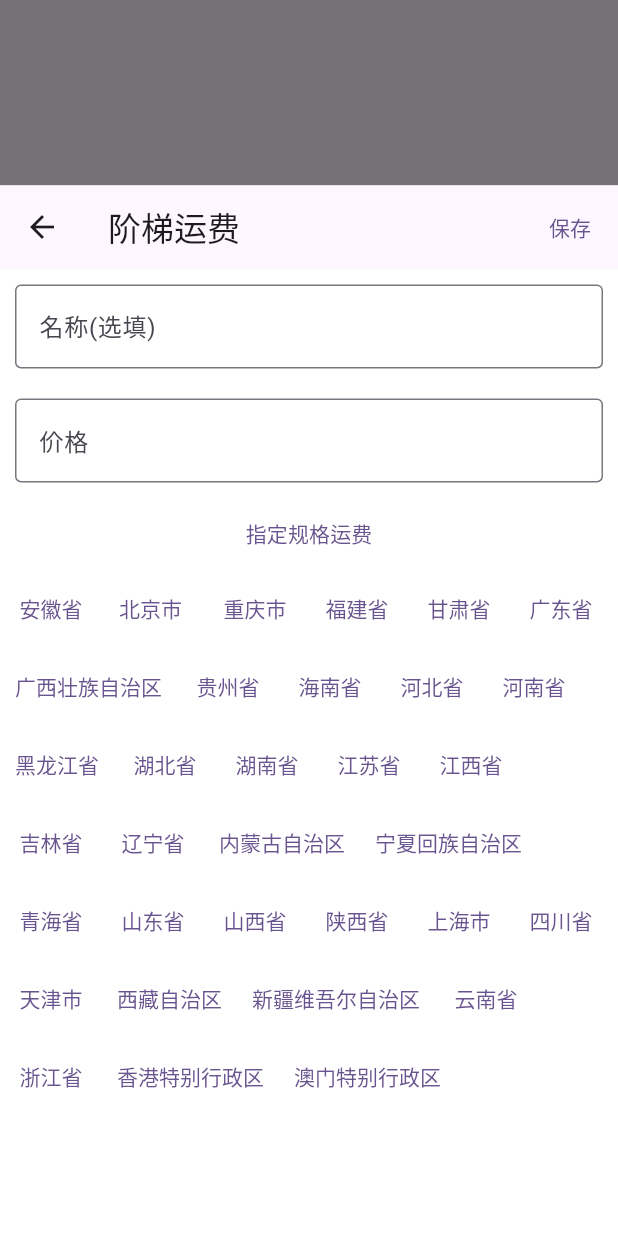
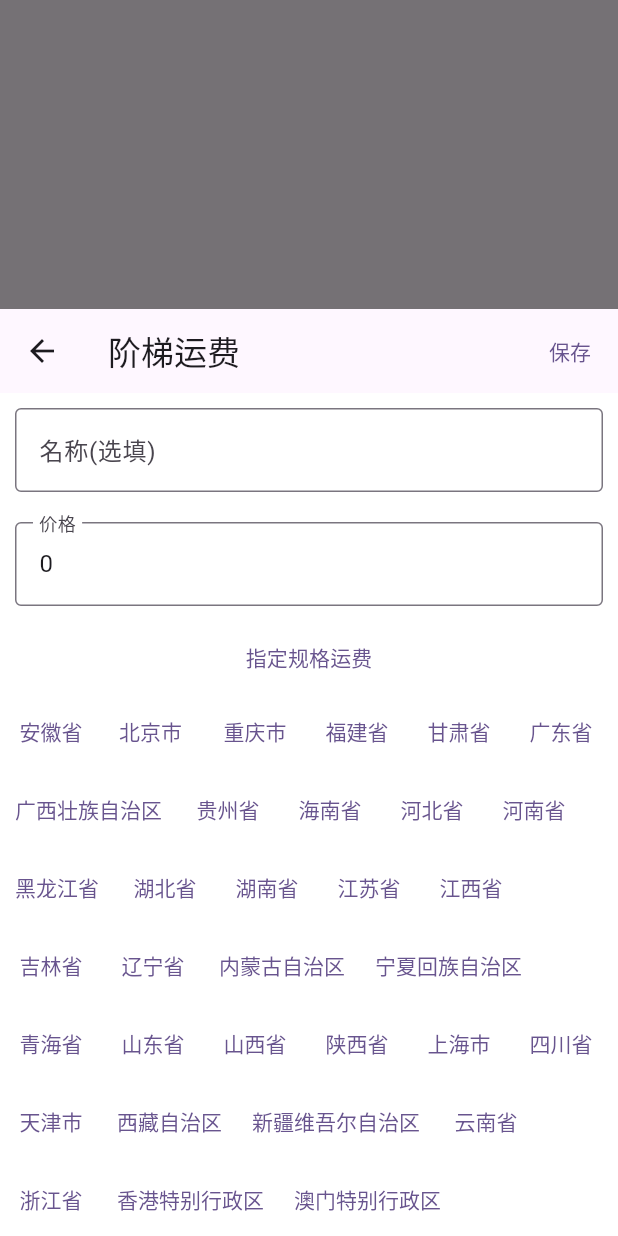
Before and after one commit to superzhangjh/StoreTools, a Flutter app: what showFreightEditor() shows on an empty page, opened directly with empty values, on a phone screen of 412 x 824 dp. Run offline on Flutter 3.47's test engine with Material 3 defaults, Android fonts, the light colour scheme and no system bars; our stand-ins replace file_picker, fluttertoast, font_awesome_flutter, get; missing offline and left inert: excel, leancloud_storage.

Commit message:
修复运费模板的BUG

```diff
--- /dev/null
+++ b/lib/base/bottom_sheet_page.dart
@@ -0,0 +1,42 @@
+import 'package:flutter/material.dart';
+import 'package:get/get.dart';
+import 'package:storetools/base/base_page.dart';
+
+Future<T?> bottomSheetPage<T>(BottomSheetPage widget) => Get.bottomSheet(
+  widget,
+  isScrollControlled: true,
+  backgroundColor: Colors.transparent,
+);
+
+abstract class BottomSheetPage extends BasePage {
+  const BottomSheetPage({super.key});
+
+  BottomSheetState createBottomSheetState();
+
+  @override
+  State<StatefulWidget> createState() {
+    return createBottomSheetState();
+  }
+}
+
+abstract class BottomSheetState<T extends BasePage> extends BaseState<T> {
+   CustomScrollView buildScroll(BuildContext context, ScrollController controller);
+
+  @override
+  Widget build(BuildContext context) {
+    return SizedBox(
+      height: MediaQuery.of(context).size.height,
+      child: DraggableScrollableSheet(
+        initialChildSize: 0.75,
+        maxChildSize: 1,
+        expand: false,
+        builder: (context, controller) {
+          return Container(
+            color: Colors.white,
+            child: buildScroll(context, controller)
+          );
+        },
+      ),
+    );
+  }
+}
--- a/lib/entity/freight/freight_entity.dart
+++ b/lib/entity/freight/freight_entity.dart
@@ -11,14 +11,14 @@ class FreightEntity implements BaseEntity<FreightEntity> {
   //特定规格的价格
   List<FreightPriceEntity>? categoryPrices;
   //指定的省份编码
-  List<String>? provinceCodes = [];
+  List<String> provinceCodes = [];
 
   @override
   FreightEntity fromJson(Map<String, dynamic> json) => FreightEntity()
     ..name = json['name']
     ..price = json['price']
     ..categoryPrices = json.getList('categoryPrices', converter: (e) => FreightPriceEntity().fromJson(e))?.toList()
-    ..provinceCodes = json.getList('provinceCodes');
+    ..provinceCodes = json.getList('provinceCodes') ?? [];
 
   @override
   Map<String, dynamic> toJson() => {
--- a/lib/ext/list_ext.dart
+++ b/lib/ext/list_ext.dart
@@ -8,8 +8,8 @@ extension ListExt<T> on List<T>? {
   }
 
   ///下标安全地设置值
-  bool setSafe(int index, T element) {
-    if (this != null && index >= 0 && index < this!.length) {
+  bool setSafe(int? index, T element) {
+    if (this != null && index != null && index >= 0 && index < this!.length) {
       this![index] = element;
       return true;
     }
--- /dev/null
+++ b/lib/ui/producer/freight_editor/producer_freight_editor_page.dart
@@ -0,0 +1,119 @@
+import 'dart:developer';
+
+import 'package:flutter/material.dart';
+import 'package:get/get.dart';
+import 'package:storetools/base/base_page.dart';
+import 'package:storetools/base/bottom_sheet_page.dart';
+import 'package:storetools/const/provinces.dart';
+import 'package:storetools/entity/freight/freight_entity.dart';
+import 'package:storetools/entity/producer/producer_detail_entity.dart';
+import 'package:storetools/ext/list_ext.dart';
+import 'package:storetools/ui/producer/freight_editor/producer_freight_editor_controller.dart';
+import 'package:storetools/utils/dialog_utils.dart';
+import 'package:storetools/utils/province_utils.dart';
+import 'package:storetools/utils/toast_utils.dart';
+import 'package:storetools/widget/text_input_widget.dart';
+
+Future<List<FreightEntity>?> showFreightEditor(
+    BuildContext context,
+    ProducerDetailEntity producer,
+    { int? selectedIndex }
+) => showModalBottomSheet<List<FreightEntity>>(
+    context: context,
+    isScrollControlled: true,
+    backgroundColor: Colors.transparent,
+    useSafeArea: true,
+    builder: (context) {
+      return ProducerFreightEditorPage(producer: producer, selectedIndex: selectedIndex);
+    }
+);
+
+class ProducerFreightEditorPage extends BottomSheetPage {
+  final ProducerDetailEntity producer;
+  final int? selectedIndex;
+
+  const ProducerFreightEditorPage({super.key, required this.producer, required this.selectedIndex});
+
+  @override
+  BottomSheetState<BasePage> createBottomSheetState() => ProducerFreightEditorState();
+}
+
+class ProducerFreightEditorState extends BottomSheetState<ProducerFreightEditorPage> {
+
+  late final _controller = Get.put(ProducerFreightEditorController(
+      producer: widget.producer,
+      selectedIndex: widget.selectedIndex
+  ));
+
+  @override
+  CustomScrollView buildScroll(BuildContext context, ScrollController controller) => CustomScrollView(
+    controller: controller,
+    slivers: [
+      SliverAppBar(
+        title: const Text('阶梯运费'),
+        floating: true,
+        pinned: true,
+        actions: [
+          TextButton(
+              onPressed: () => _controller.save(),
+              child: const Text('保存')
+          )
+        ],
+      ),
+      SliverToBoxAdapter(
+        child: TextInputWidget(
+            controller: _controller.nameInputController,
+            label: '名称(选填)'
+        ),
+      ),
+      SliverToBoxAdapter(
+        child: TextInputWidget(
+            controller: _controller.priceInputController,
+            keyboardType: TextInputType.number,
+            label: '价格'
+        ),
+      ),
+      // SliverList(
+      //     delegate: SliverChildListDelegate(
+      //         _selectFreight.categoryPrices?.map((e) => null).toList()
+      //     )
+      // ),
+      SliverToBoxAdapter(
+        child: TextButton(
+          onPressed: () => {
+
+          },
+          child: const Text('指定规格运费'),
+        ),
+      ),
+      SliverToBoxAdapter(
+        child: Obx(() => Wrap(
+          children: _controller.provinceWrappers.map((e) => _buildProvince(e)).toList(),
+        )),
+      )
+    ],
+  );
+
+  Widget _buildProvince(ProvinceWrapper provinceWrapper) {
+    return Padding(
+      padding: const EdgeInsets.all(2),
+      child: TextButton(
+        onPressed: () => _controller.triggerProvinceClick(provinceWrapper),
+        style: TextButton.styleFrom(
+            backgroundColor: provinceWrapper.enable? (provinceWrapper.selected? Colors.amber: Colors.transparent): Colors.grey,
+            padding: const EdgeInsets.fromLTRB(8, 0, 8, 0),
+            textStyle: TextStyle(
+              color: provinceWrapper.selected || !provinceWrapper.enable? Colors.white: Colors.black54,
+            )
+        ),
+        child: Text(ProvinceUtils.getInstance().getNameByCode(provinceWrapper.provinceCode) ?? ""),
+      ),
+    );
+  }
+
+  @override
+  void dispose() {
+    Get.delete<ProducerFreightEditorController>();
+    super.dispose();
+  }
+}
--- a/lib/ui/producer/producer_editor_page.dart
+++ b/lib/ui/producer/producer_editor_page.dart
@@ -12,7 +12,7 @@ import 'package:storetools/entity/producer/producer_detail_entity.dart';
 import 'package:storetools/entity/producer/producer_spec_entity.dart';
 import 'package:storetools/entity/province_entity.dart';
 import 'package:storetools/ext/list_ext.dart';
-import 'package:storetools/ui/producer/producer_freight_editor_page.dart';
+import 'package:storetools/ui/producer/freight_editor/producer_freight_editor_page.dart';
 import 'package:storetools/utils/dialog_utils.dart';
 import 'package:storetools/utils/toast_utils.dart';
 import 'package:storetools/widget/loading_view.dart';
--- a/lib/ui/producer/producer_freight_editor_controller.dart
+++ /dev/null
@@ -1,54 +0,0 @@
-import 'package:flutter/cupertino.dart';
-import 'package:get/get.dart';
-import 'package:storetools/entity/freight/freight_entity.dart';
-import 'package:storetools/ext/list_ext.dart';
-import 'package:storetools/utils/log_utils.dart';
-
-import '../../const/provinces.dart';
-import '../../entity/producer/producer_detail_entity.dart';
-
-class ProducerFreightEditorController extends GetxController {
-  final ProducerDetailEntity producer;
-  final int? selectedIndex;
-
-  final provinceWrappers = <ProvinceWrapper>[].obs;
-  final currentFreight = Rx<FreightEntity?>(null);
-
-  late final TextEditingController nameInputController;
-  late final TextEditingController priceInputController;
-
-  ProducerFreightEditorController({ required this.producer, required this.selectedIndex });
-
-  @override
-  void onInit() {
-    super.onInit();
-    logDebug("selectedIndex:$selectedIndex");
-
-    final selectedFreight = getSelectedFreight();
-    nameInputController = TextEditingController(text: selectedFreight?.name ?? "");
-    priceInputController = TextEditingController(text: selectedFreight?.price.toString() ?? "");
-    _initProvinceWrappers();
-  }
-
-  FreightEntity? getSelectedFreight() {
-    return producer.freights?.getSafeOfNull(selectedIndex);
-  }
-
-  _initProvinceWrappers() {
-    final selectedFreight = getSelectedFreight();
-    provinceWrappers.value = Province.values.mapIndex((index, value) {
-      final code = value.name;
-      bool selected = selectedFreight?.provinceCodes?.contains(code) ?? false;
-      bool enable = selected || producer.freights?.findWithIndex((element, i) => i != selectedIndex && element.provinceCodes?.contains(code) == true) == null;
-      return ProvinceWrapper(provinceCode: code, selected: selected, enable: enable);
-    }) ?? [];
-  }
-}
-
-class ProvinceWrapper {
-  String provinceCode;
-  bool selected;
-  bool enable;
-
-  ProvinceWrapper({ required this.provinceCode, required this.selected, required this.enable });
-}
--- a/lib/ui/producer/producer_freight_editor_page.dart
+++ /dev/null
@@ -1,239 +0,0 @@
-import 'dart:developer';
-
-import 'package:flutter/material.dart';
-import 'package:get/get.dart';
-import 'package:storetools/base/base_page.dart';
-import 'package:storetools/const/provinces.dart';
-import 'package:storetools/entity/freight/freight_entity.dart';
-import 'package:storetools/entity/producer/producer_detail_entity.dart';
-import 'package:storetools/ext/list_ext.dart';
-import 'package:storetools/ui/producer/producer_freight_editor_controller.dart';
-import 'package:storetools/utils/dialog_utils.dart';
-import 'package:storetools/utils/province_utils.dart';
-import 'package:storetools/utils/toast_utils.dart';
-import 'package:storetools/widget/text_input_widget.dart';
-
-Future<List<FreightEntity>?> showFreightEditor(
-    BuildContext context,
-    ProducerDetailEntity producer,
-    { int? selectedIndex }
-) => showModalBottomSheet<List<FreightEntity>>(
-    context: context,
-    isScrollControlled: true,
-    backgroundColor: Colors.transparent,
-    useSafeArea: true,
-    builder: (context) {
-      return ProducerFreightEditorPage(producer: producer, selectedIndex: selectedIndex);
-    }
-);
-
-class ProducerFreightEditorPage extends BasePage {
-  final ProducerDetailEntity producer;
-  final int? selectedIndex;
-
-  const ProducerFreightEditorPage({super.key, required this.producer, required this.selectedIndex});
-
-  @override
-  State<StatefulWidget> createState() => ProducerFreightEditorState();
-}
-
-class ProducerFreightEditorState extends BaseState<ProducerFreightEditorPage> {
-
-  late final _controller = Get.put(ProducerFreightEditorController(
-      producer: widget.producer,
-      selectedIndex: widget.selectedIndex
-  ));
-
-  @override
-  Widget build(BuildContext context) {
-    return SizedBox(
-      height: MediaQuery.of(context).size.height,
-      child: DraggableScrollableSheet(
-        initialChildSize: 0.85,
-        maxChildSize: 1,
-        expand: false,
-        builder: (context, controller) {
-          return Container(
-            color: Colors.white,
-            child: CustomScrollView(
-              controller: controller,
-              slivers: [
-                SliverAppBar(
-                  title: const Text('阶梯运费'),
-                  floating: true,
-                  pinned: true,
-                  actions: [
-                    TextButton(
-                        onPressed: () {
-                          // _save
-                        },
-                        child: const Text('保存')
-                    )
-                  ],
-                ),
-                SliverToBoxAdapter(
-                  child: TextInputWidget(
-                      controller: _controller.nameInputController,
-                      label: '名称(选填)'
-                  ),
-                ),
-                SliverToBoxAdapter(
-                  child: TextInputWidget(
-                      controller: _controller.priceInputController,
-                      keyboardType: TextInputType.number,
-                      label: '价格'
-                  ),
-                ),
-                // SliverList(
-                //     delegate: SliverChildListDelegate(
-                //         _selectFreight.categoryPrices?.map((e) => null).toList()
-                //     )
-                // ),
-                SliverToBoxAdapter(
-                  child: TextButton(
-                    onPressed: () => {
-
-                    },
-                    child: const Text('指定规格运费'),
-                  ),
-                ),
-                SliverToBoxAdapter(
-                  child: Obx(() => Wrap(
-                    children: _controller.provinceWrappers.map((e) => _buildProvince(e)).toList(),
-                  )),
-                )
-              ],
-            ),
-          );
-        },
-      ),
-    );
-  }
-
-  Widget _buildProvince(ProvinceWrapper provinceWrapper) {
-    return Padding(
-      padding: const EdgeInsets.all(2),
-      child: TextButton(
-        onPressed: () {
-          // setState(() {
-          //   if (provinceWrapper.enable) {
-          //     provinceWrapper.selected = !provinceWrapper.selected;
-          //   } else {
-          //     _showMakeEnableDialog(provinceWrapper.provinceCode);
-          //   }
-          // })
-        },
-        style: TextButton.styleFrom(
-            backgroundColor: provinceWrapper.enable? (provinceWrapper.selected? Colors.amber: Colors.transparent): Colors.grey,
-            padding: const EdgeInsets.fromLTRB(8, 0, 8, 0),
-            textStyle: TextStyle(
-              color: provinceWrapper.selected || !provinceWrapper.enable? Colors.white: Colors.black54,
-            )
-        ),
-        child: Text(ProvinceUtils.getInstance().getNameByCode(provinceWrapper.provinceCode) ?? ""),
-      ),
-    );
-  }
-
-  @override
-  void dispose() {
-    Get.delete<ProducerFreightEditorController>();
-    super.dispose();
-  }
-}
-
-// class ProducerFreightEditorState extends BaseState<ProducerFreightEditorPage> {
-//
-//   late List<FreightEntity> _freights;
-//   late FreightEntity _selectFreight;
-//   late TextEditingController _nameInputController;
-//   late TextEditingController _priceInputController;
-//   var _provinceWrappers = <ProvinceWrapper>[];
-//
-//   @override
-//   void initState() {
-//     _initData();
-//     super.initState();
-//   }
-//
-//   _initData() {
-//     _freights = widget.freights?.map((e) => e.fromJson(e.toJson())).toList() ?? [];
-//     if (widget.selectedIndex == null) {
-//       _selectFreight = FreightEntity();
-//       _freights.add(_selectFreight);
-//     } else {
-//       _selectFreight = _freights[widget.selectedIndex!];
-//     }
-//     _nameInputController = TextEditingController(text: _selectFreight.name);
-//     _priceInputController = TextEditingController(text: (_selectFreight.price).toString());
-//     _initProvinceWrappers();
-//   }
-//
-//   _initProvinceWrappers() {
-//     _provinceWrappers = Province.values.map((e) {
-//       final code = e.name;
-//       final selected = _selectFreight.provinceCodes?.contains(code) ?? false;
-//       final enable = selected || (_freights.find((element) => element != _selectFreight && element.provinceCodes?.contains(code) == true) == null);
-//       return ProvinceWrapper(provinceCode: code, selected: selected, enable: enable);
-//     }).toList();
-//   }
-//
-//   @override
-//   Widget build(BuildContext context) {
-//
-//   }
-//
-//   Widget _buildProvince(ProvinceWrapper provinceWrapper) {
-//     return Padding(
-//       padding: const EdgeInsets.all(2),
-//       child: TextButton(
-//         onPressed: () => setState(() {
-//           if (provinceWrapper.enable) {
-//             provinceWrapper.selected = !provinceWrapper.selected;
-//           } else {
-//             _showMakeEnableDialog(provinceWrapper.provinceCode);
-//           }
-//         }),
-//         style: TextButton.styleFrom(
-//           backgroundColor: provinceWrapper.enable? (provinceWrapper.selected? Colors.amber: Colors.transparent): Colors.grey,
-//           padding: const EdgeInsets.fromLTRB(8, 0, 8, 0),
-//           textStyle: TextStyle(
-//             color: provinceWrapper.selected || !provinceWrapper.enable? Colors.white: Colors.black54,
-//           )
-//         ),
-//         child: Text(ProvinceUtils.getInstance().getNameByCode(provinceWrapper.provinceCode) ?? ""),
-//       ),
-//     );
-//   }
-//
-//   _showMakeEnableDialog(String provinceCode) {
-//     var useFreight = _freights.find((element) => element != _selectFreight && element.provinceCodes?.contains(provinceCode) == true);
-//     if (useFreight != null) {
-//       showConfirmDialog(context, '已被${useFreight.name}使用了，是否修改?', onPositiveClick: () {
-//         final useIndex = _freights.indexOf(useFreight);
-//         if (useIndex >= 0) {
-//           setState(() {
-//             useFreight.provinceCodes?.remove(provinceCode);
-//             _selectFreight.provinceCodes?.add(provinceCode);
-//             _freights.setSafe(useIndex, useFreight);
-//             _initProvinceWrappers();
-//           });
-//           showToast('修改成功');
-//         } else {
-//           showToast('修改失败');
-//         }
-//         return true;
-//       });
-//     }
-//   }
-//
-//   _save() {
-//     var name = _nameInputController.text.trim();
-//     if (name.isEmpty) name = '默认运费${DateTime.now().millisecondsSinceEpoch}';
-//     _selectFreight
-//       ..name = name
-//       ..price = double.parse(_priceInputController.text.trim())
-//       ..provinceCodes = _provinceWrappers.filter((e) => e.selected)?.map((e) => e.provinceCode).toList();
-//     Navigator.pop(context, _freights);
-//   }
-// }
```
Also changed, not shown: lib/ui/producer/freight_editor/producer_freight_editor_controller.dart (added, +123 -0 lines), lib/utils/dialog_utils.dart (+11 -17 lines).
